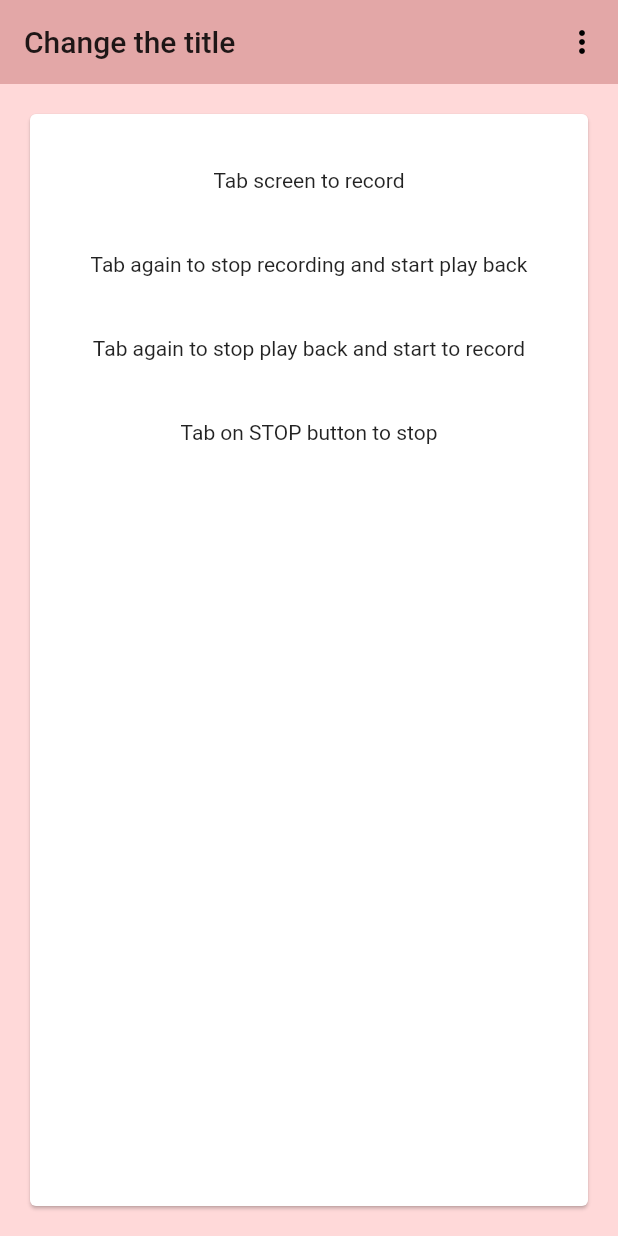
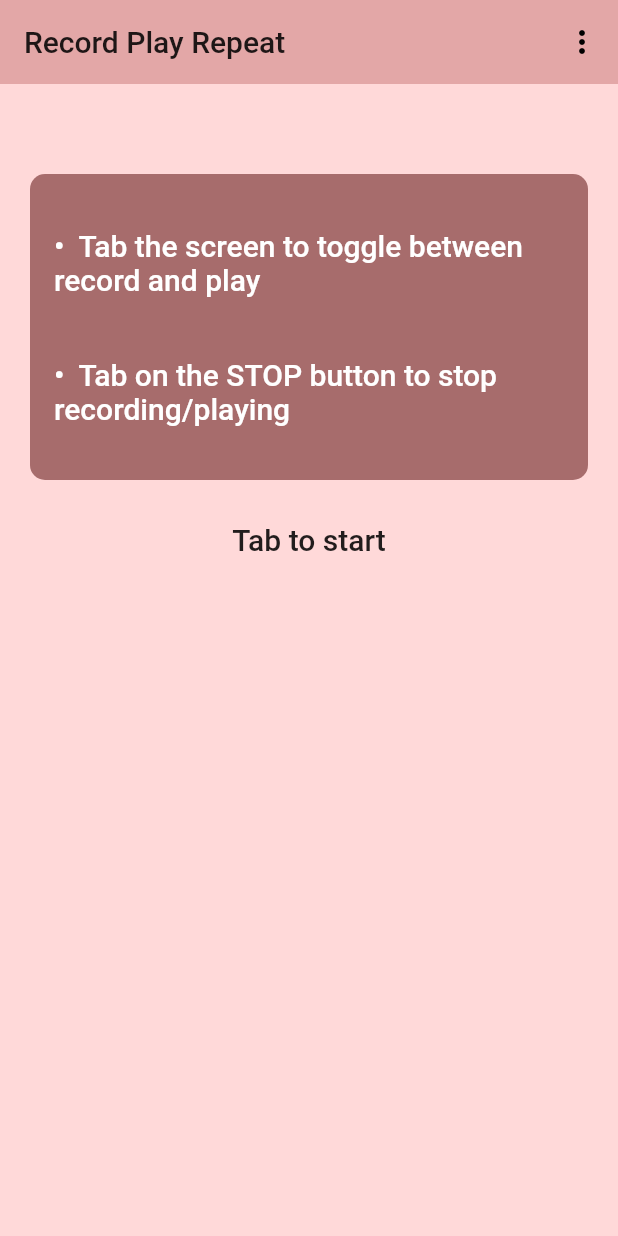
Before and after one commit to yoyoyoju/loop_record, a Flutter app: the screen it shows after launch, on a phone screen of 412 x 824 dp. Run offline on Flutter 3.47's test engine with Material 2 defaults, Android fonts, the phone set to English and light mode, and no system bars; our stand-ins replace audioplayers, file, shared_preferences; missing offline and left inert: flutter_audio_recorder, key_value_store, key_value_store_flutter; Roboto replaces fonts that are missing (Times new Roman).

Commit message:
Update UI for home screen

```diff
--- a/loop_record_app/lib/screens/home_screen.dart
+++ b/loop_record_app/lib/screens/home_screen.dart
@@ -3,6 +3,7 @@ import 'package:loop_record_app_core/loop_record_app_core.dart';
 import 'package:loop_record_app/widgets/extra_actions_button.dart';
 import 'package:loop_record_app/widgets/howto_guide.dart';
 import 'package:loop_record_app/models/enums.dart';
+import 'package:loop_record_app/strings.dart';
 
 class HomeScreen extends StatefulWidget {
   HomeScreen() : super(key: LoopRecordKeys.homeScreen);
@@ -17,7 +18,7 @@ class _HomeScreenState extends State<HomeScreen> {
 //      backgroundColor: Color(0xff191637),
       appBar: AppBar(
 //        backgroundColor: Color(0xff2c2a44),
-        title: Text('Change the title'),
+        title: Text(Strings.TITLE),
         actions: [
           ExtraActionsButton(onSelected: (action) {
             if (action == ExtraAction.settings) {
--- a/loop_record_app/lib/strings.dart
+++ b/loop_record_app/lib/strings.dart
@@ -17,11 +17,9 @@ class Strings {
   static const String STOP_BUTTON = "STOP";
 
   // home screen
-  static const String HOW_TITLE = "HOW TO:";
   static const List<String> HOW_TEXT = [
-    "Tab screen to record",
-    "Tab again to stop recording and start play back",
-    "Tab again to stop play back and start to record",
-    "Tab on STOP button to stop",
+    "Tab the screen to toggle between record and play",
+    "Tab on the STOP button to stop recording/playing",
   ];
+  static const String HOW_START = "Tab to start";
 }
--- a/loop_record_app/lib/widgets/howto_guide.dart
+++ b/loop_record_app/lib/widgets/howto_guide.dart
@@ -12,11 +12,31 @@ class HowtoGuide extends StatelessWidget {
   @override
   Widget build(BuildContext context) {
     return Stack(children: [
-      HowtoCard(),
+      HowtoDiv(),
       GestureDetector(
         onTap: this.onTap,
       ),
     ]);
+  }
+}
+
+class HowtoDiv extends StatelessWidget {
+  @override
+  Widget build(BuildContext context) {
+    return SingleChildScrollView(
+      child: Column(
+        children: <Widget>[
+          SizedBox(height: 40.0),
+          HowtoCard(),
+          SizedBox(height: 8.0),
+          Text(
+            Strings.HOW_START,
+            style: Theme.of(context).textTheme.headline6,
+          ),
+          SizedBox(height: 40.0),
+        ],
+      ),
+    );
   }
 }
 
@@ -45,6 +65,7 @@ class HowtoText extends StatelessWidget {
   @override
   Widget build(BuildContext context) {
     return Column(
+      mainAxisSize: MainAxisSize.min,
       children: texts
           .map(
             (text) => Padding(
@@ -52,7 +73,8 @@ class HowtoText extends StatelessWidget {
                 vertical: padding,
               ),
               child: Text(
-                text,
+                "•  " + text,
+                style: Theme.of(context).accentTextTheme.headline6,
               ),
             ),
           )
--- a/loop_record_app_core/lib/src/theme.dart
+++ b/loop_record_app_core/lib/src/theme.dart
@@ -58,6 +58,13 @@ class LoopRecordTheme {
         thumbColor: _lightIconColor,
       ),
       buttonColor: _lightPrimaryColor,
+      cardTheme: CardTheme(
+        color: _lightIconColor.withOpacity(.5),
+        elevation: 0.0,
+        shape: RoundedRectangleBorder(
+          borderRadius: BorderRadius.circular(10.0),
+        ),
+      ),
     );
 
     /*
@@ -91,6 +98,13 @@ class LoopRecordTheme {
         inactiveTrackColor: Colors.grey,
       ),
       buttonColor: darken(_darkIconColor, .3),
+      cardTheme: CardTheme(
+        color: _darkIconColor.withOpacity(.3),
+        elevation: 0.0,
+        shape: RoundedRectangleBorder(
+          borderRadius: BorderRadius.circular(10.0),
+        ),
+      ),
     );
     /*
            ThemeData.dark().copyWith(
```
